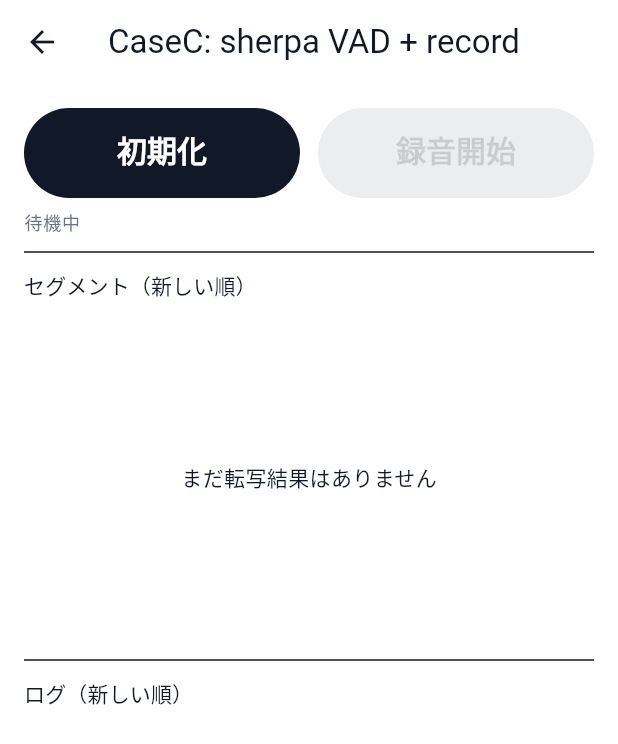
After one commit to NobuyukiMorii/momeo, a Flutter app: the CatalogPage screen opened directly, after a tap on "CaseC: sherpa VAD + record", on a phone screen of 412 x 824 dp. The commit adds this screen. Shown: the top 744 px of the screen. Run offline on Flutter 3.47's test engine with Material 3 defaults, Android fonts, the phone set to English and light mode, and no system bars; our stand-ins replace drift, drift_flutter, flutter_riverpod, permission_handler, shared_preferences; missing offline and left inert: record, sherpa_onnx; accounts and stored records are empty; generated files the repository leaves out were written again; Roboto replaces fonts that are missing (Inter).

Commit message:
Add Case C on-device STT spike (sherpa built-in VAD + record)

```diff
--- a/lib/pages/dev/catalog/catalog_page.dart
+++ b/lib/pages/dev/catalog/catalog_page.dart
@@ -9,6 +9,7 @@ import 'package:momeo/pages/dev/catalog/sections/widgets/widgets_animated_text_s
 import 'package:momeo/pages/dev/catalog/sections/widgets/widgets_intro_setting_layout_section.dart';
 import 'package:momeo/pages/dev/catalog/sections/widgets/widgets_voice_icon_section.dart';
 import 'package:momeo/pages/dev/catalog/sections/widgets/widgets_voice_card_section.dart';
+import 'package:momeo/pages/dev/catalog/sections/stt/stt_case_c_spike_section.dart';
 
 // ---------------------------------
 // データ定義
@@ -43,6 +44,10 @@ const _sections = [
     _Item(title: 'VoiceIcon', body: WidgetsVoiceIconSection()),
     _Item(title: 'VoiceCard', body: WidgetsVoiceCardSection()),
     _Item(title: 'AnimatedTextSequence', body: WidgetsAnimatedTextSequenceSection()),
+  ]),
+  // 案C 検証用の使い捨てセクション（research/stt-sherpa-builtin-vad）
+  _Section(title: 'STT (検証)', items: [
+    _Item(title: 'CaseC: sherpa VAD + record', body: SttCaseCSpikeSection()),
   ]),
 ];
 
--- /dev/null
+++ b/lib/pages/dev/catalog/sections/stt/stt_case_c_spike_section.dart
@@ -0,0 +1,397 @@
+import 'dart:async';
+import 'dart:typed_data';
+
+import 'package:flutter/material.dart';
+import 'package:path_provider/path_provider.dart';
+import 'package:record/record.dart';
+import 'package:sherpa_onnx/sherpa_onnx.dart' as sherpa;
+
+// ============================================================
+// 案C 検証スパイク（使い捨て）
+//   record(PCM16/16k/mono) → CircularBuffer 相当の累積
+//     → sherpa 内蔵 Silero VAD で区切り
+//     → OfflineRecognizer(nemoCtc) で文字化
+//   研究ブランチ research/stt-sherpa-builtin-vad 用。合否確定後に破棄する。
+//
+//   モデルは Step 3 で adb push 済みの想定:
+//     <ApplicationSupport>/stt_caseC/{model.int8.onnx, tokens.txt, silero_vad.onnx}
+//   ApplicationSupport は Android では /data/user/0/jp.momeo.momeo/files。
+// ============================================================
+
+// VAD に与える1ウィンドウのサンプル数（Silero/16kHz の既定）
+const int _kVadWindow = 512;
+// 入力サンプリングレート
+const int _kSampleRate = 16000;
+// モデル配置ディレクトリ名（Step 3 と一致させる）
+const String _kModelDir = 'stt_caseC';
+
+// 1発話の転写結果
+class _Segment {
+  _Segment({
+    required this.index,
+    required this.durationSec,
+    required this.elapsedMs,
+    required this.text,
+  });
+
+  final int index;
+  final double durationSec;
+  final int elapsedMs;
+  final String text;
+}
+
+class SttCaseCSpikeSection extends StatefulWidget {
+  const SttCaseCSpikeSection({super.key});
+
+  @override
+  State<SttCaseCSpikeSection> createState() => _SttCaseCSpikeSectionState();
+}
+
+class _SttCaseCSpikeSectionState extends State<SttCaseCSpikeSection> {
+  final AudioRecorder _recorder = AudioRecorder();
+
+  sherpa.OfflineRecognizer? _recognizer;
+  sherpa.VoiceActivityDetector? _vad;
+  StreamSubscription<Uint8List>? _sub;
+
+  // VAD へ窓単位で渡すための累積バッファ
+  final List<double> _floatBuf = <double>[];
+
+  bool _initializing = false;
+  bool _initialized = false;
+  bool _recording = false;
+  bool _draining = false;
+
+  int _segCounter = 0;
+  final List<_Segment> _segments = <_Segment>[];
+  final List<String> _logs = <String>[];
+
+  // ---------------------------------
+  // ログ
+  // ---------------------------------
+
+  void _log(String message) {
+    final now = DateTime.now();
+    final ts =
+        '${now.minute.toString().padLeft(2, '0')}:${now.second.toString().padLeft(2, '0')}.${now.millisecond.toString().padLeft(3, '0')}';
+    debugPrint('[stt-caseC] $ts $message');
+    if (!mounted) return;
+    setState(() {
+      _logs.insert(0, '$ts  $message');
+      if (_logs.length > 120) _logs.removeLast();
+    });
+  }
+
+  // ---------------------------------
+  // 初期化（モデル読み込み）
+  // ---------------------------------
+
+  Future<void> _initialize() async {
+    if (_initializing || _initialized) return;
+    setState(() => _initializing = true);
+    try {
+      sherpa.initBindings();
+      _log('initBindings 完了');
+
+      final supportDir = await getApplicationSupportDirectory();
+      final base = '${supportDir.path}/$_kModelDir';
+      final modelPath = '$base/model.int8.onnx';
+      final tokensPath = '$base/tokens.txt';
+      final sileroPath = '$base/silero_vad.onnx';
+      _log('モデルディレクトリ: $base');
+
+      // NeMo CTC（単一ファイル）の OfflineRecognizer
+      final recognizerConfig = sherpa.OfflineRecognizerConfig(
+        model: sherpa.OfflineModelConfig(
+          nemoCtc: sherpa.OfflineNemoEncDecCtcModelConfig(model: modelPath),
+          tokens: tokensPath,
+          numThreads: 2,
+          debug: true,
+        ),
+      );
+      _recognizer = sherpa.OfflineRecognizer(recognizerConfig);
+      _log('OfflineRecognizer(nemoCtc) 生成 OK');
+
+      // sherpa 内蔵 Silero VAD
+      final vadConfig = sherpa.VadModelConfig(
+        sileroVad: sherpa.SileroVadModelConfig(
+          model: sileroPath,
+          minSilenceDuration: 0.25,
+          minSpeechDuration: 0.25,
+        ),
+        numThreads: 1,
+        sampleRate: _kSampleRate,
+      );
+      _vad = sherpa.VoiceActivityDetector(
+        config: vadConfig,
+        bufferSizeInSeconds: 30,
+      );
+      _log('VoiceActivityDetector(silero) 生成 OK');
+
+      setState(() => _initialized = true);
+    } catch (e) {
+      _log('初期化失敗: $e');
+    } finally {
+      if (mounted) setState(() => _initializing = false);
+    }
+  }
+
+  // ---------------------------------
+  // 録音の開始/停止
+  // ---------------------------------
+
+  Future<void> _toggleRecording() async {
+    if (_recording) {
+      await _stopRecording();
+    } else {
+      await _startRecording();
+    }
+  }
+
+  Future<void> _startRecording() async {
+    if (!_initialized) {
+      _log('未初期化。先に「初期化」を実行してください');
+      return;
+    }
+
+    final granted = await _recorder.hasPermission();
+    if (!granted) {
+      _log('マイク権限が許可されていません（RECORD_AUDIO）');
+      return;
+    }
+
+    _vad?.reset();
+    _vad?.clear();
+    _floatBuf.clear();
+
+    const config = RecordConfig(
+      encoder: AudioEncoder.pcm16bits,
+      sampleRate: _kSampleRate,
+      numChannels: 1,
+    );
+
+    try {
+      final stream = await _recorder.startStream(config);
+      _sub = stream.listen(
+        _onAudio,
+        onError: (Object e) => _log('録音ストリームエラー: $e'),
+      );
+      setState(() => _recording = true);
+      _log('録音開始（pcm16 / ${_kSampleRate}Hz / mono）');
+    } catch (e) {
+      _log('録音開始失敗: $e');
+    }
+  }
+
+  Future<void> _stopRecording() async {
+    await _sub?.cancel();
+    _sub = null;
+    try {
+      await _recorder.stop();
+    } catch (_) {}
+
+    // 末尾に残った発話を VAD から押し出す
+    _vad?.flush();
+    await _drainVad();
+
+    setState(() => _recording = false);
+    _log('録音停止');
+  }
+
+  // ---------------------------------
+  // 音声チャンク受信 → Float32 化 → 窓単位で VAD へ
+  // ---------------------------------
+
+  void _onAudio(Uint8List bytes) {
+    final floats = _pcm16ToFloat32(bytes);
+    _floatBuf.addAll(floats);
+
+    final vad = _vad;
+    if (vad == null) return;
+
+    while (_floatBuf.length >= _kVadWindow) {
+      final window = Float32List.fromList(_floatBuf.sublist(0, _kVadWindow));
+      _floatBuf.removeRange(0, _kVadWindow);
+      vad.acceptWaveform(window);
+    }
+
+    _drainVad();
+  }
+
+  // PCM16 little-endian の生バイトを [-1, 1] の Float32 へ
+  Float32List _pcm16ToFloat32(Uint8List bytes) {
+    final count = bytes.length ~/ 2;
+    final out = Float32List(count);
+    final view = ByteData.sublistView(bytes);
+    for (var i = 0; i < count; i++) {
+      out[i] = view.getInt16(i * 2, Endian.little) / 32768.0;
+    }
+    return out;
+  }
+
+  // ---------------------------------
+  // VAD が切り出した発話を順に転写
+  // ---------------------------------
+
+  Future<void> _drainVad() async {
+    if (_draining) return;
+    _draining = true;
+    try {
+      final vad = _vad;
+      final recognizer = _recognizer;
+      if (vad == null || recognizer == null) return;
+
+      while (!vad.isEmpty()) {
+        final segment = vad.front();
+        vad.pop();
+        _transcribe(recognizer, segment.samples);
+        // UI を更新する余地を作る
+        await Future<void>.delayed(Duration.zero);
+      }
+    } finally {
+      _draining = false;
+    }
+  }
+
+  void _transcribe(sherpa.OfflineRecognizer recognizer, Float32List samples) {
+    final sw = Stopwatch()..start();
+    final stream = recognizer.createStream();
+    stream.acceptWaveform(samples: samples, sampleRate: _kSampleRate);
+    recognizer.decode(stream);
+    final text = recognizer.getResult(stream).text;
+    stream.free();
+    sw.stop();
+
+    final seg = _Segment(
+      index: ++_segCounter,
+      durationSec: samples.length / _kSampleRate,
+      elapsedMs: sw.elapsedMilliseconds,
+      text: text,
+    );
+    if (!mounted) return;
+    setState(() => _segments.insert(0, seg));
+    _log(
+      'seg#${seg.index}  ${seg.durationSec.toStringAsFixed(1)}s  '
+      '${seg.elapsedMs}ms  "${text.isEmpty ? '(空)' : text}"',
+    );
+  }
+
+  // ---------------------------------
+  // 破棄
+  // ---------------------------------
+
+  @override
+  void dispose() {
+    _sub?.cancel();
+    _recorder.dispose();
+    _vad?.free();
+    _recognizer?.free();
+    super.dispose();
+  }
+
+  // ---------------------------------
+  // ビルド
+  // ---------------------------------
+
+  @override
+  Widget build(BuildContext context) {
+    final theme = Theme.of(context);
+    return Padding(
+      padding: const EdgeInsets.all(16),
+      child: Column(
+        crossAxisAlignment: CrossAxisAlignment.stretch,
+        children: [
+          // 操作ボタン
+          Row(
+            children: [
+              Expanded(
+                child: FilledButton.tonal(
+                  onPressed: _initialized || _initializing ? null : _initialize,
+                  child: Text(
+                    _initialized
+                        ? '初期化済み'
+                        : (_initializing ? '初期化中…' : '初期化'),
+                  ),
+                ),
+              ),
+              const SizedBox(width: 12),
+              Expanded(
+                child: FilledButton(
+                  onPressed: _initialized ? _toggleRecording : null,
+                  child: Text(_recording ? '停止' : '録音開始'),
+                ),
+              ),
+            ],
+          ),
+          const SizedBox(height: 8),
+          Text(
+            _recording ? '● 録音中' : '待機中',
+            style: theme.textTheme.labelMedium?.copyWith(
+              color: _recording ? Colors.red : theme.colorScheme.onSurfaceVariant,
+            ),
+          ),
+          const Divider(height: 24),
+
+          // セグメント結果
+          Text('セグメント（新しい順）', style: theme.textTheme.titleSmall),
+          const SizedBox(height: 8),
+          SizedBox(
+            height: 220,
+            child: _segments.isEmpty
+                ? const Center(child: Text('まだ転写結果はありません'))
+                : ListView.separated(
+                    itemCount: _segments.length,
+                    separatorBuilder: (_, _) => const Divider(height: 8),
+                    itemBuilder: (context, index) {
+                      final seg = _segments[index];
+                      return Column(
+                        crossAxisAlignment: CrossAxisAlignment.start,
+                        children: [
+                          Text(
+                            'seg#${seg.index}  '
+                            '${seg.durationSec.toStringAsFixed(1)}s  '
+                            '→ ${seg.elapsedMs}ms',
+                            style: theme.textTheme.labelSmall?.copyWith(
+                              color: theme.colorScheme.onSurfaceVariant,
+                            ),
+                          ),
+                          const SizedBox(height: 2),
+                          Text(
+                            seg.text.isEmpty ? '(空)' : seg.text,
+                            style: theme.textTheme.bodyMedium,
+                          ),
+                        ],
+                      );
+                    },
+                  ),
+          ),
+          const Divider(height: 24),
+
+          // ログ
+          Text('ログ（新しい順）', style: theme.textTheme.titleSmall),
+          const SizedBox(height: 8),
+          SizedBox(
+            height: 160,
+            child: Container(
+              padding: const EdgeInsets.all(8),
+              decoration: BoxDecoration(
+                color: theme.colorScheme.surfaceContainerHighest,
+                borderRadius: BorderRadius.circular(8),
+              ),
+              child: ListView.builder(
+                itemCount: _logs.length,
+                itemBuilder: (context, index) => Text(
+                  _logs[index],
+                  style: theme.textTheme.bodySmall?.copyWith(
+                    fontFeatures: const [],
+                    fontFamily: 'monospace',
+                  ),
+                ),
+              ),
+            ),
+          ),
+        ],
+      ),
+    );
+  }
+}
--- a/pubspec.yaml
+++ b/pubspec.yaml
@@ -42,6 +42,12 @@ dependencies:
   path_provider: ^2.1.5
   flutter_riverpod: ^3.3.1
   intl: ^0.20.2
+
+  # --- [SPIKE] 案C 検証用（branch: research/stt-sherpa-builtin-vad）---
+  # sherpa 内蔵 Silero VAD ＋ record で「録音→区切り→文字化」の配線を実証する。
+  # 合否確定後に整理する想定。vad パッケージは入れない（onnxruntime を1本に保つため）。
+  sherpa_onnx: ^1.13.2
+  record: ^6.1.2
 
 dev_dependencies:
   flutter_test:
```
Also changed, not shown: pubspec.lock, 2 other files.
